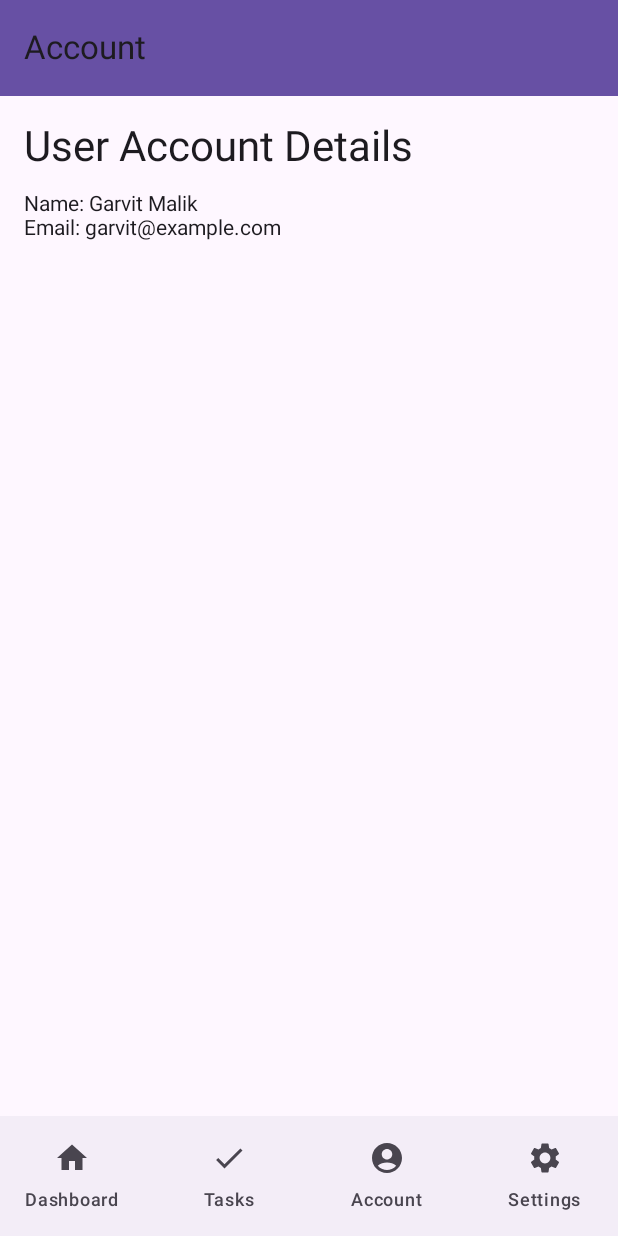
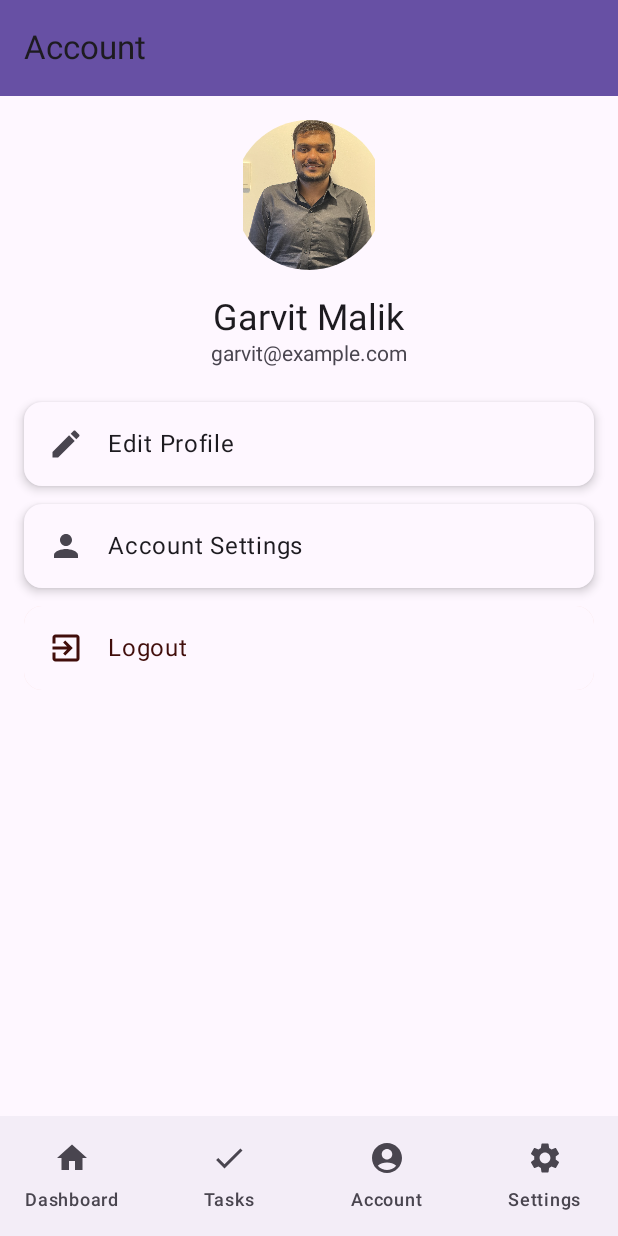
Before and after one commit to garvitmalik2121/MalikStudentStudyTime, an Android app built with Jetpack Compose: the AccountScreen screen opened through its navigation route, on a phone screen of 412 x 824 dp. Run offline under Robolectric (Android 15) with nearby library versions, the phone set to English and light mode, and no system bars; our stand-ins replace Room's generated code.

Commit message:
update account screen

```diff
--- a/app/src/main/java/com/malik21/malikstudentstudytime/screen/AccountScreen.kt
+++ b/app/src/main/java/com/malik21/malikstudentstudytime/screen/AccountScreen.kt
@@ -1,20 +1,38 @@
 package com.malik21.malikstudentstudytime.screen
 
+import androidx.compose.foundation.Image
+import androidx.compose.foundation.clickable
 import androidx.compose.foundation.layout.Column
 import androidx.compose.foundation.layout.Spacer
 import androidx.compose.foundation.layout.fillMaxSize
+import androidx.compose.foundation.layout.fillMaxWidth
 import androidx.compose.foundation.layout.height
 import androidx.compose.foundation.layout.padding
+import androidx.compose.foundation.layout.size
+import androidx.compose.foundation.shape.CircleShape
+import androidx.compose.foundation.shape.RoundedCornerShape
+import androidx.compose.material.icons.Icons
+import androidx.compose.material.icons.filled.Edit
+import androidx.compose.material.icons.filled.ExitToApp
+import androidx.compose.material.icons.filled.Person
+import androidx.compose.material3.Card
+import androidx.compose.material3.CardDefaults
 import androidx.compose.material3.ExperimentalMaterial3Api
+import androidx.compose.material3.Icon
+import androidx.compose.material3.ListItem
 import androidx.compose.material3.MaterialTheme
 import androidx.compose.material3.Scaffold
 import androidx.compose.material3.Text
 import androidx.compose.material3.TopAppBar
 import androidx.compose.material3.TopAppBarDefaults
 import androidx.compose.runtime.Composable
+import androidx.compose.ui.Alignment
 import androidx.compose.ui.Modifier
+import androidx.compose.ui.draw.clip
+import androidx.compose.ui.res.painterResource
 import androidx.compose.ui.unit.dp
 import androidx.navigation.NavController
+import com.malik21.malikstudentstudytime.R
 
 @OptIn(ExperimentalMaterial3Api::class)
 @Composable
@@ -23,7 +41,9 @@ fun AccountScreen(navController: NavController) {
         topBar = {
             TopAppBar(
                 title = { Text("Account") },
-                colors = TopAppBarDefaults.topAppBarColors(containerColor = MaterialTheme.colorScheme.primary)
+                colors = TopAppBarDefaults.topAppBarColors(
+                    containerColor = MaterialTheme.colorScheme.primary
+                )
             )
         }
     ) { padding ->
@@ -31,13 +51,83 @@ fun AccountScreen(navController: NavController) {
             modifier = Modifier
                 .padding(padding)
                 .fillMaxSize()
-                .padding(16.dp)
+                .padding(16.dp),
+            horizontalAlignment = Alignment.CenterHorizontally
         ) {
-            Text("User Account Details", style = MaterialTheme.typography.headlineMedium)
+            // ✅ Use actual profile picture
+            Image(
+                painter = painterResource(id = R.drawable.profile_pic),
+                contentDescription = "Profile Picture",
+                modifier = Modifier
+                    .size(100.dp)
+                    .clip(CircleShape)
+            )
+
+            Spacer(modifier = Modifier.height(16.dp))
+
+            // User Info
+            Text("Garvit Malik", style = MaterialTheme.typography.headlineSmall)
+            Text("garvit@example.com", color = MaterialTheme.colorScheme.onSurfaceVariant)
+
+            Spacer(modifier = Modifier.height(24.dp))
+
+            // Edit Profile
+            Card(
+                modifier = Modifier
+                    .fillMaxWidth()
+                    .clickable { /* Navigate to edit profile */ },
+                shape = RoundedCornerShape(12.dp),
+                elevation = CardDefaults.cardElevation(4.dp)
+            ) {
+                ListItem(
+                    headlineContent = { Text("Edit Profile") },
+                    leadingContent = {
+                        Icon(Icons.Default.Edit, contentDescription = null)
+                    }
+                )
+            }
+
             Spacer(modifier = Modifier.height(12.dp))
-            Text("Name: Garvit Malik")
-            Text("Email: garvit@example.com")
-            // Add more account info or edit options here
+
+            // Settings
+            Card(
+                modifier = Modifier
+                    .fillMaxWidth()
+                    .clickable { /* Navigate to settings */ },
+                shape = RoundedCornerShape(12.dp),
+                elevation = CardDefaults.cardElevation(4.dp)
+            ) {
+                ListItem(
+                    headlineContent = { Text("Account Settings") },
+                    leadingContent = {
+                        Icon(Icons.Default.Person, contentDescription = null)
+                    }
+                )
+            }
+
+            Spacer(modifier = Modifier.height(12.dp))
+
+            // Logout
+            Card(
+                modifier = Modifier
+                    .fillMaxWidth()
+                    .clickable { /* Handle logout */ },
+                shape = RoundedCornerShape(12.dp),
+                colors = CardDefaults.cardColors(containerColor = MaterialTheme.colorScheme.errorContainer)
+            ) {
+                ListItem(
+                    headlineContent = {
+                        Text("Logout", color = MaterialTheme.colorScheme.onErrorContainer)
+                    },
+                    leadingContent = {
+                        Icon(
+                            imageVector = Icons.Default.ExitToApp,
+                            contentDescription = null,
+                            tint = MaterialTheme.colorScheme.onErrorContainer
+                        )
+                    }
+                )
+            }
         }
     }
 }
```
